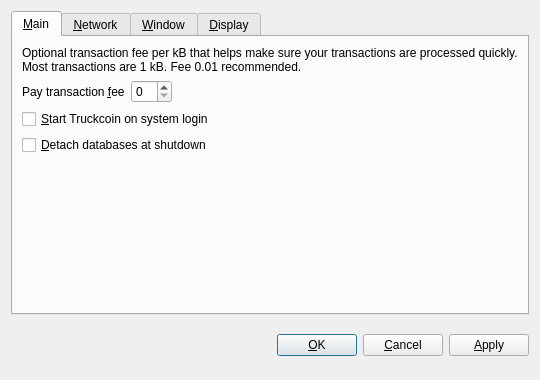
Before: the Qt Designer form src/qt/forms/optionsdialog.ui in davidlatapie/HyperStake, drawn with Qt 5.
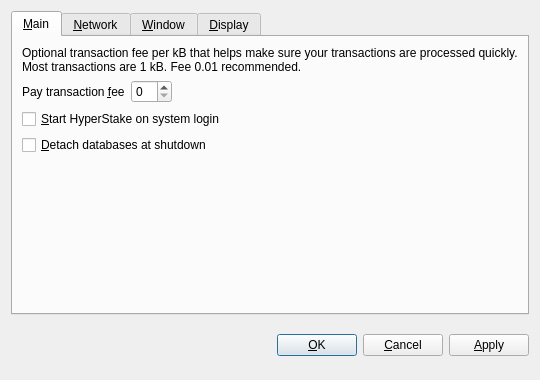
After: the same form once the commit is applied. Custom widgets are drawn as their Qt base class.

Commit message: More Truckcoin -> HyperStake

```diff
--- a/src/qt/forms/optionsdialog.ui
+++ b/src/qt/forms/optionsdialog.ui
@@ -82,7 +82,7 @@
           <string>Automatically start Truckcoin after logging in to the system.</string>
          </property>
          <property name="text">
-          <string>&amp;Start Truckcoin on system login</string>
+          <string>&amp;Start HyperStake on system login</string>
          </property>
         </widget>
        </item>
```
Left out of the diff: 10 changed lines with no effect on the pictures. The commit also changes 5 other files.
